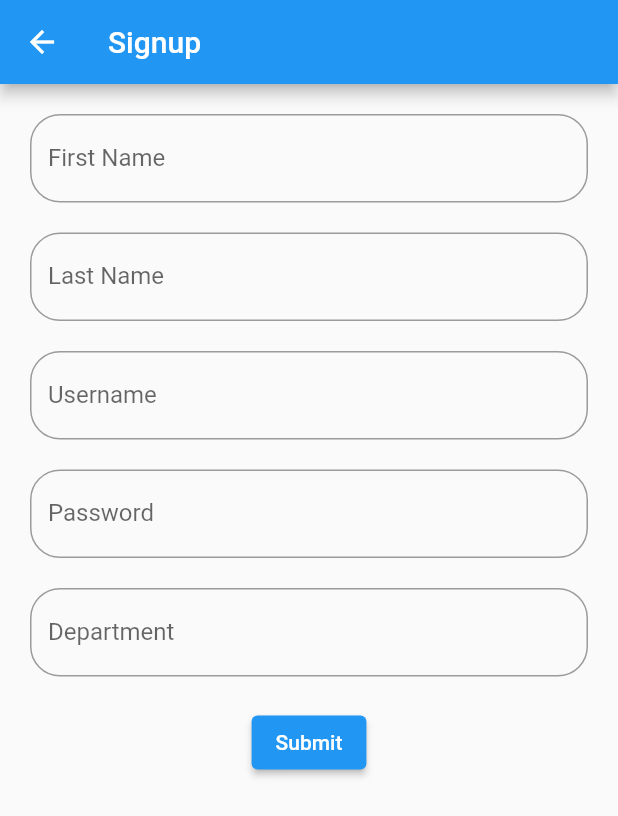
After one commit to j3rinpaul/Messlab, a Flutter app: the screen it shows after launch, after a tap on "Signup", on a phone screen of 412 x 824 dp. The commit adds this screen. Shown: the top 816 px of the screen. Run offline on Flutter 3.47's test engine with Material 2 defaults, Android fonts, the phone set to English and light mode, and no system bars; our stand-ins replace date_picker_timeline.

Commit message:
signup added

```diff
--- a/lib/screens/login.dart
+++ b/lib/screens/login.dart
@@ -1,6 +1,7 @@
 import 'package:flutter/material.dart';
 import 'package:mini_project/screens/homescreen/home_screen.dart';
 import 'package:mini_project/screens/managerHome/home_screen.dart';
+import 'package:mini_project/screens/signup.dart';
 
 class HomeScreen extends StatefulWidget {
   const HomeScreen({super.key});
@@ -129,7 +130,16 @@ class _HomeScreenState extends State<HomeScreen> {
                       ),
                     ),
                   ),
-                )
+                ),
+                TextButton(
+                    onPressed: () {
+                      print("Signup completed");
+                      Navigator.of(context)
+                          .push(MaterialPageRoute(builder: (context) {
+                        return Signup();
+                      }));
+                    },
+                    child: Text("Signup"))
               ],
             ),
           ),
--- /dev/null
+++ b/lib/screens/signup.dart
@@ -0,0 +1,155 @@
+import 'package:flutter/material.dart';
+
+class User {
+  String fname;
+  String lname;
+  String username;
+  String password;
+  String department;
+
+  User(this.fname, this.lname, this.username, this.password, this.department);
+}
+
+class Signup extends StatelessWidget {
+  Signup({super.key});
+
+  final _fname = TextEditingController();
+  final _lname = TextEditingController();
+  final _email = TextEditingController();
+  final _password = TextEditingController();
+  final _confirmPassword = TextEditingController();
+
+  @override
+  Widget build(BuildContext context) {
+    return MaterialApp(
+      home: Scaffold(
+        appBar: AppBar(
+          title: Text("Signup"),
+          leading: IconButton(
+            icon: Icon(Icons.arrow_back),
+            onPressed: () {
+              Navigator.pop(context);
+            },
+          ),
+        ),
+        body: Container(
+          padding: EdgeInsets.all(20),
+          child: SingleChildScrollView(
+            child: Column(
+              children: [
+                TextField(
+                  controller: _fname,
+                  decoration: InputDecoration(
+                    border: OutlineInputBorder(
+                      borderRadius: BorderRadius.circular(20),
+                    ),
+                    labelText: "First Name",
+                  ),
+                ),
+                SizedBox(
+                  height: 20,
+                ),
+                TextField(
+                  controller: _lname,
+                  decoration: InputDecoration(
+                    border: OutlineInputBorder(
+                      borderRadius: BorderRadius.circular(20),
+                    ),
+                    labelText: "Last Name",
+                  ),
+                ),
+                SizedBox(
+                  height: 20,
+                ),
+                TextField(
+                  controller: _email,
+                  decoration: InputDecoration(
+                    border: OutlineInputBorder(
+                      borderRadius: BorderRadius.circular(20),
+                    ),
+                    labelText: "Username",
+                  ),
+                ),
+                SizedBox(
+                  height: 20,
+                ),
+                TextField(
+                  controller: _password,
+                  decoration: InputDecoration(
+                    border: OutlineInputBorder(
+                      borderRadius: BorderRadius.circular(20),
+                    ),
+                    labelText: "Password",
+                  ),
+                ),
+                SizedBox(
+                  height: 20,
+                ),
+                TextField(
+                  controller: _confirmPassword,
+                  decoration: InputDecoration(
+                    border: OutlineInputBorder(
+                      borderRadius: BorderRadius.circular(20),
+                    ),
+                    labelText: "Department",
+                  ),
+                ),
+                SizedBox(
+                  height: 20,
+                ),
+                ElevatedButton(
+                  onPressed: () {
+                    var namm = new User(_fname.text, _lname.text, _email.text,
+                        _password.text, _confirmPassword.text);
+
+                    //using the db endpoint submit the data
+                    print(namm.fname);
+                    print(namm.lname);
+                    print(namm.username);
+                    print(namm.password);
+                    print(namm.department);
+
+                    if (_fname.text == "" ||
+                        _lname.text == "" ||
+                        _email.text == "" ||
+                        _password.text == "" ||
+                        _confirmPassword.text == "") {
+                      showVar(context, "Please fill all the fields", "Error");
+                    } else {
+                      showVar(
+                          context,
+                          "User created successfully wait for validation from the admin",
+                          "Success");
+                    }
+                  },
+                  child: Text("Submit"),
+                ),
+              ],
+            ),
+          ),
+        ),
+      ),
+    );
+  }
+
+  Future showVar(ctx, String? content, String? head) {
+    return showDialog(
+      context: ctx,
+      builder: (BuildContext context) {
+        return AlertDialog(
+          title: Text('$head'),
+          content: Text('$content'),
+          actions: [
+            TextButton(
+              child: Text('OK'),
+              onPressed: () {
+                // Do something
+                Navigator.of(context).pop();
+              },
+            ),
+          ],
+        );
+      },
+    );
+  }
+}
```
